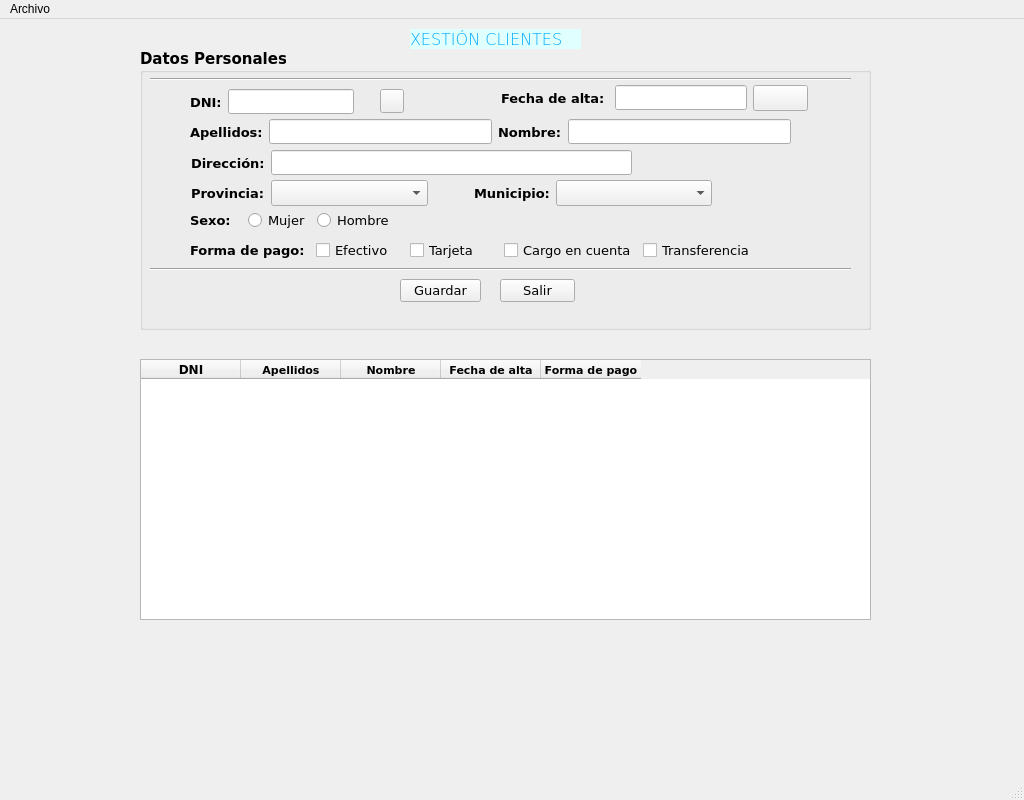
Before: the Qt Designer form window.ui in beafaro/farocarrera, drawn with Qt 5.
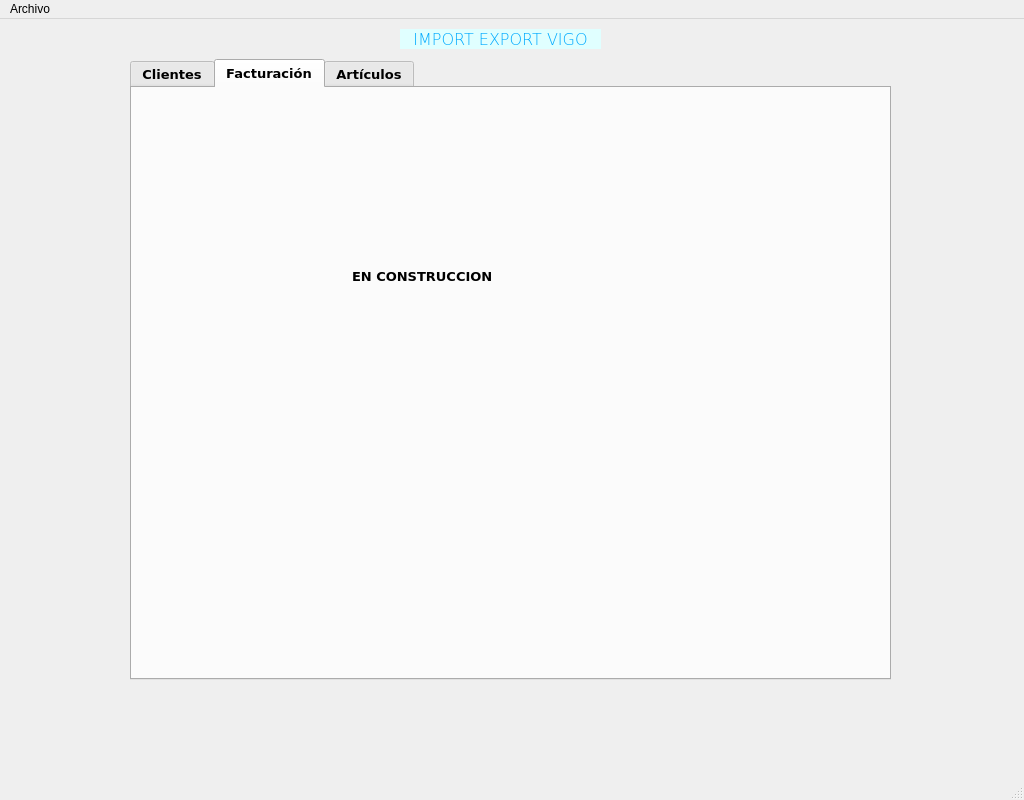
After: the same form once the commit is applied. The open tabs and pages were chosen to show the change. Icons and pictures are not drawn.

Commit message: cargar datos en la ventana clientes - poner panel en ventana

What changed in the file:
```diff
--- a/window.ui
+++ b/window.ui
@@ -17,9 +17,9 @@
    <widget class="QLabel" name="lblClientes">
     <property name="geometry">
      <rect>
-      <x>410</x>
+      <x>400</x>
       <y>10</y>
-      <width>171</width>
+      <width>201</width>
       <height>20</height>
      </rect>
     </property>
@@ -41,14 +41,41 @@
 </string>
     </property>
     <property name="text">
-     <string>XESTIÓN CLIENTES</string>
+     <string>IMPORT EXPORT VIGO</string>
+    </property>
+    <property name="alignment">
+     <set>Qt::AlignCenter</set>
     </property>
    </widget>
+   <widget class="QTabWidget" name="TabPrograma">
+    <property name="geometry">
+     <rect>
+      <x>130</x>
+      <y>40</y>
+      <width>761</width>
+      <height>621</height>
+     </rect>
+    </property>
+    <property name="font">
+     <font>
+      <family>Verdana</family>
+      <pointsize>10</pointsize>
+      <weight>75</weight>
+      <bold>true</bold>
+     </font>
+    </property>
+    <property name="currentIndex">
+     <number>0</number>
+    </property>
+    <widget class="QWidget" name="tab">
+     <attribute name="title">
+      <string>Clientes</string>
+     </attribute>
    <widget class="QGroupBox" name="groupBox">
     <property name="geometry">
      <rect>
-      <x>140</x>
-      <y>30</y>
+        <x>10</x>
+        <y>10</y>
       <width>731</width>
       <height>281</height>
      </rect>
@@ -624,7 +651,7 @@
       </size>
      </property>
     </widget>
-    <widget class="QWidget" name="">
+      <widget class="QWidget" name="layoutWidget">
      <property name="geometry">
       <rect>
        <x>361</x>
@@ -689,8 +716,8 @@
    <widget class="QTableWidget" name="tabClientes">
     <property name="geometry">
      <rect>
-      <x>140</x>
-      <y>340</y>
+        <x>10</x>
+        <y>300</y>
       <width>731</width>
       <height>261</height>
      </rect>
@@ -768,6 +795,44 @@
       </font>
      </property>
     </column>
+     </widget>
+    </widget>
+    <widget class="QWidget" name="tab_2">
+     <attribute name="title">
+      <string>Facturación</string>
+     </attribute>
+     <widget class="QLabel" name="panelFacturacion">
+      <property name="geometry">
+       <rect>
+        <x>220</x>
+        <y>180</y>
+        <width>261</width>
+        <height>16</height>
+       </rect>
+      </property>
+      <property name="text">
+       <string>EN CONSTRUCCION</string>
+      </property>
+     </widget>
+    </widget>
+    <widget class="QWidget" name="tab_3">
+     <attribute name="title">
+      <string>Artículos</string>
+     </attribute>
+     <widget class="QLabel" name="panelArticulo">
+      <property name="geometry">
+       <rect>
+        <x>160</x>
+        <y>170</y>
+        <width>221</width>
+        <height>16</height>
+       </rect>
+      </property>
+      <property name="text">
+       <string>EN CONSTRUCCION</string>
+      </property>
+     </widget>
+    </widget>
    </widget>
   </widget>
   <widget class="QMenuBar" name="menubar">
```
Lines whose indentation alone changed are shown as unchanged. The commit also changes 3 other files.
